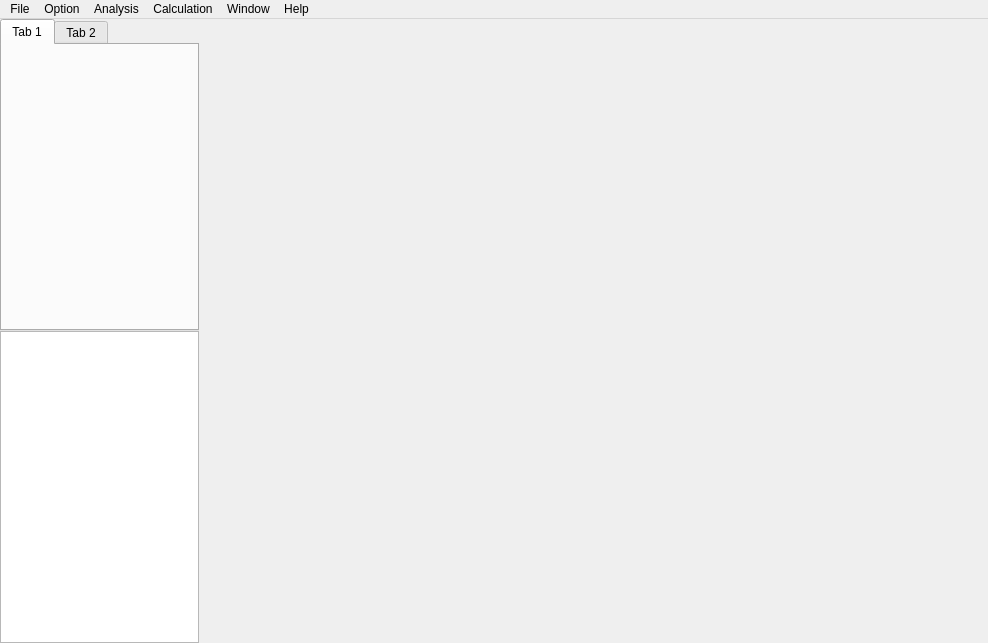
Above: Test_01/Test.ui from Matsuko97/Test before the change. Below: the same form after it.
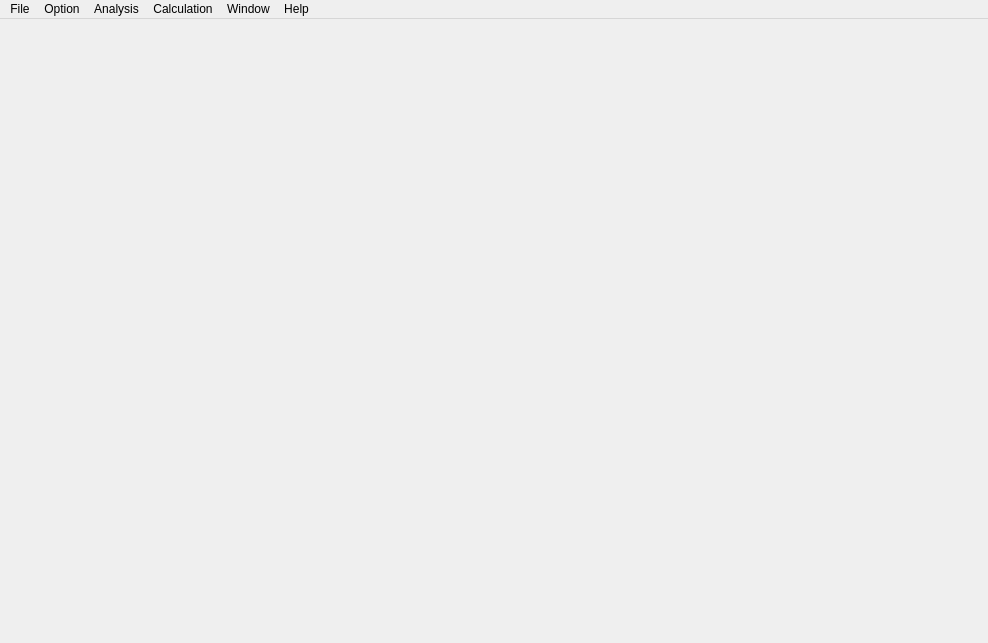
That is the form after the change.

```diff
--- a/Test_01/Test.ui
+++ b/Test_01/Test.ui
@@ -37,72 +37,12 @@
      <number>0</number>
     </property>
     <item>
-     <widget class="QWidget" name="SideBar" native="true">
-      <property name="enabled">
-       <bool>true</bool>
+     <widget class="QLabel" name="label">
+      <property name="text">
+       <string/>
       </property>
-      <property name="minimumSize">
-       <size>
-        <width>0</width>
-        <height>0</height>
-       </size>
-      </property>
-      <property name="maximumSize">
-       <size>
-        <width>199</width>
-        <height>16777215</height>
-       </size>
-      </property>
-      <layout class="QVBoxLayout" name="verticalLayout">
-       <property name="spacing">
-        <number>0</number>
-       </property>
-       <property name="leftMargin">
-        <number>0</number>
-       </property>
-       <property name="topMargin">
-        <number>0</number>
-       </property>
-       <property name="rightMargin">
-        <number>0</number>
-       </property>
-       <property name="bottomMargin">
-        <number>0</number>
-       </property>
-       <item>
-        <widget class="QTabWidget" name="tabWidget">
-         <property name="currentIndex">
-          <number>0</number>
-         </property>
-         <widget class="QWidget" name="tab">
-          <attribute name="title">
-           <string>Tab 1</string>
-          </attribute>
-         </widget>
-         <widget class="QWidget" name="tab_2">
-          <attribute name="title">
-           <string>Tab 2</string>
-          </attribute>
-         </widget>
-        </widget>
-       </item>
-       <item>
-        <widget class="QListView" name="listView">
-         <property name="lineWidth">
-          <number>0</number>
-         </property>
-         <property name="autoScrollMargin">
-          <number>16</number>
-         </property>
-        </widget>
-       </item>
-      </layout>
-     </widget>
-    </item>
-    <item>
-     <widget class="QWidget" name="Window" native="true">
-      <property name="contextMenuPolicy">
-       <enum>Qt::DefaultContextMenu</enum>
+      <property name="textFormat">
+       <enum>Qt::AutoText</enum>
       </property>
      </widget>
     </item>
```
Left out of the diff: 10 changed lines with no effect on the pictures.
